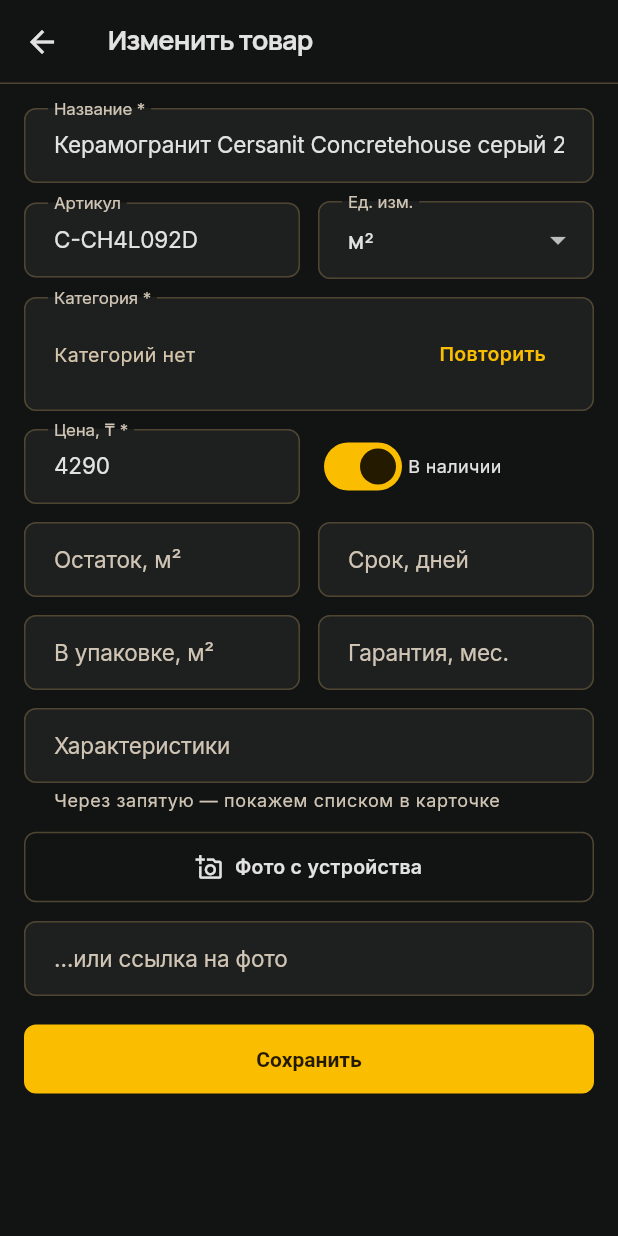
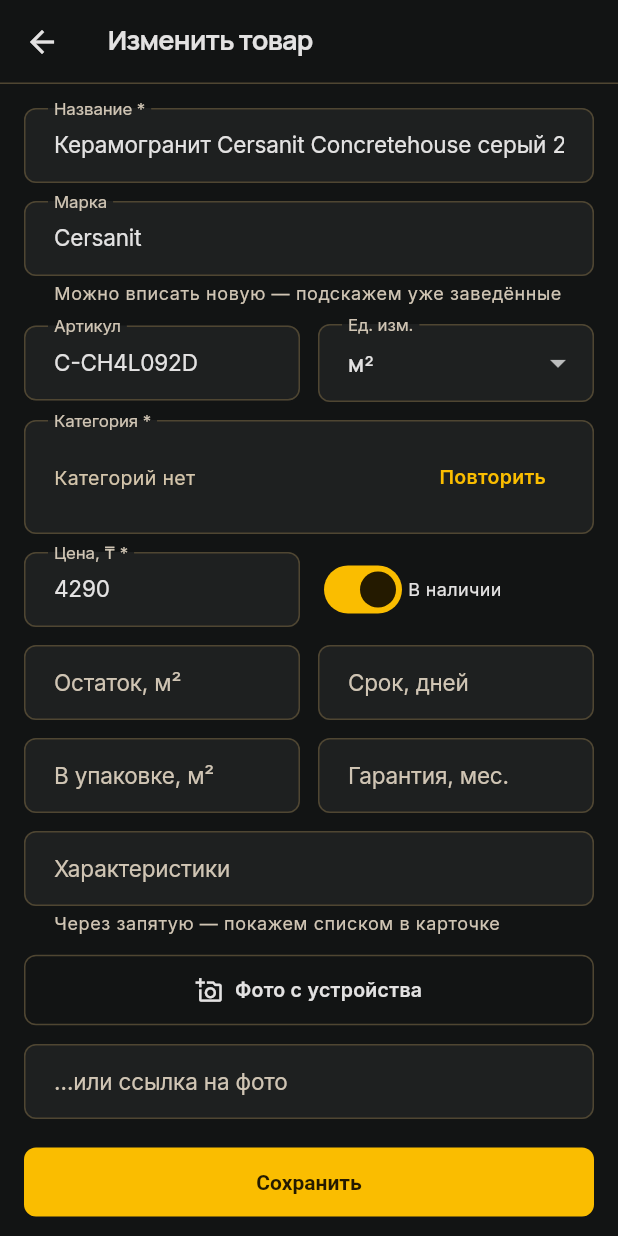
Before and after one commit to abelkz/-komplekt-app2, a Flutter app: the _AddProductSheet screen opened directly with sample values from the repository, on a phone screen of 412 x 824 dp. Run offline on Flutter 3.47's test engine with Material 3 defaults, Android fonts, the phone set to English and light mode, and no system bars; our stand-ins replace cached_network_image, file_picker, firebase_core, firebase_messaging, flutter_dotenv, flutter_local_notifications and 16 more; missing offline and left inert: excel; accounts and stored records are empty; network calls fail.

Commit message:
Кабинет: поле марки в форме товара

```diff
--- a/lib/features/supplier_cabinet/presentation/widgets/add_product_sheet.dart
+++ b/lib/features/supplier_cabinet/presentation/widgets/add_product_sheet.dart
@@ -46,6 +46,7 @@
 class _AddProductSheetState extends ConsumerState<_AddProductSheet> {
   final _name = TextEditingController();
   final _sku = TextEditingController();
+  final _brand = TextEditingController();
   final _price = TextEditingController();
   final _img = TextEditingController();
   // Данные из миграции 0029 — то, что карточка товара обещает покупателю
@@ -70,6 +71,7 @@
     if (p == null) return;
     _name.text = p.name;
     _sku.text = p.sku;
+    _brand.text = p.brand;
     _unit = _units.contains(p.unit) ? p.unit : 'шт';
     _category = p.categorySlug;
     _img.text = p.primaryImageUrl ?? '';
@@ -132,6 +134,7 @@
     for (final c in [
       _name,
       _sku,
+      _brand,
       _price,
       _img,
       _pack,
@@ -221,6 +224,7 @@
         packQty: pack.value,
         warrantyMonths: warranty.value?.toInt(),
         attrs: attrs,
+        brand: _brand.text,
       );
       // цена живёт в предложении — сохраняем её отдельно
       if (ok) {
@@ -249,6 +253,7 @@
         attrs: attrs,
         stockQty: stock.value,
         leadTimeDays: lead.value?.toInt(),
+        brand: _brand.text,
       );
     }
     if (!mounted) return;
@@ -282,6 +287,13 @@
               decoration: const InputDecoration(
                   labelText: 'Название *', hintText: 'Керамогранит … 60×60'),
             ),
+            const SizedBox(height: 12),
+            // Марка: подсказываем уже заведённые, но не запрещаем новую.
+            // Без этого поля марку вписать было негде вообще, и в каталоге
+            // накопились чужие: «Переключатель Schneider Electric» числился
+            // под маркой Cersanit. Сравнение цен по марке на таких данных
+            // не работает.
+            _BrandField(controller: _brand),
             const SizedBox(height: 12),
             Row(
               children: [
@@ -495,6 +507,85 @@
   }
 }
 
+/// Поле марки с подсказками из уже заведённых.
+///
+/// Не выпадающий список: марки, которой нет в каталоге, иначе не вписать,
+/// а поставщик первым и приносит новые. Но и не голое поле: подсказка не
+/// даёт завести седьмое написание «Kerama Marazzi».
+class _BrandField extends ConsumerStatefulWidget {
+  const _BrandField({required this.controller});
+  final TextEditingController controller;
+
+  @override
+  ConsumerState<_BrandField> createState() => _BrandFieldState();
+}
+
+class _BrandFieldState extends ConsumerState<_BrandField> {
+  // Узел фокуса живёт вместе с виджетом, а не создаётся в build: заново
+  // созданный на каждой перерисовке, он терял бы фокус прямо во время набора.
+  final _focus = FocusNode();
+
+  @override
+  void dispose() {
+    _focus.dispose();
+    super.dispose();
+  }
+
+  @override
+  Widget build(BuildContext context) {
+    final known = ref.watch(allBrandsProvider).valueOrNull ?? const <String>[];
+
+    return RawAutocomplete<String>(
+      textEditingController: widget.controller,
+      focusNode: _focus,
+      optionsBuilder: (value) {
+        final q = value.text.trim().toLowerCase();
+        if (q.isEmpty) return known;
+        return known.where((b) => b.toLowerCase().contains(q));
+      },
+      fieldViewBuilder: (context, ctrl, focus, onSubmit) => TextField(
+        controller: ctrl,
+        focusNode: focus,
+        onSubmitted: (_) => onSubmit(),
+        textCapitalization: TextCapitalization.words,
+        decoration: const InputDecoration(
+          labelText: 'Марка',
+          hintText: 'Kerama Marazzi, Cersanit…',
+          helperText: 'Можно вписать новую — подскажем уже заведённые',
+        ),
+      ),
+      optionsViewBuilder: (context, onSelected, options) {
+        final c = context.colors;
+        return Align(
+          alignment: Alignment.topLeft,
+          child: Material(
+            color: c.card,
+            elevation: 4,
+            borderRadius: BorderRadius.circular(AppRadii.sm),
+            child: ConstrainedBox(
+              // Без ограничения список марок растянет лист на весь экран,
+              // когда их станет много.
+              constraints: const BoxConstraints(maxHeight: 220, maxWidth: 320),
+              child: ListView(
+                padding: EdgeInsets.zero,
+                shrinkWrap: true,
+                children: [
+                  for (final o in options)
+                    ListTile(
+                      dense: true,
+                      title: Text(o, style: const TextStyle(fontSize: 14)),
+                      onTap: () => onSelected(o),
+                    ),
+                ],
+              ),
+            ),
+          ),
+        );
+      },
+    );
+  }
+}
+
 /// Результат разбора необязательного числового поля.
 class _Parsed {
   const _Parsed(this.value, {this.error});
```
